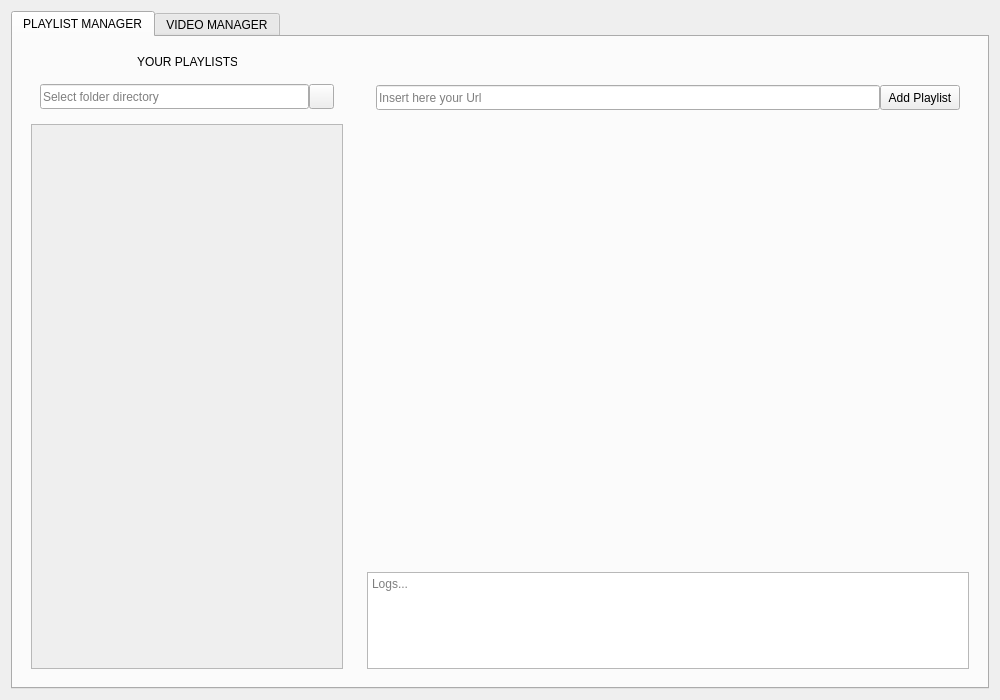
Qt form main.ui (VitoCammarata/YTManager) before a commit.
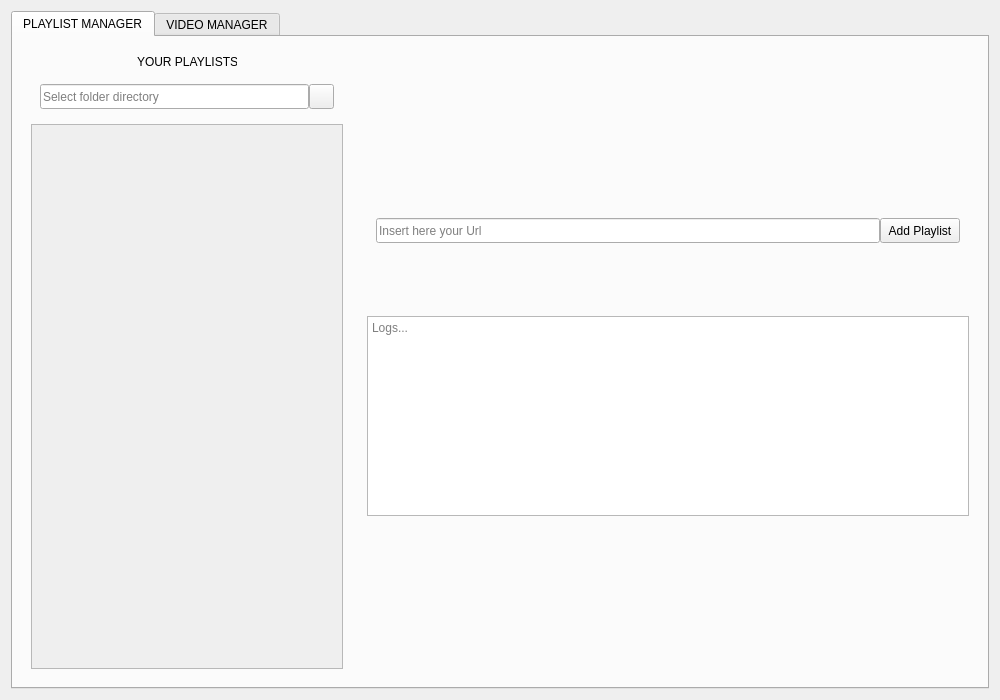
The same form after that commit. Icons and pictures are not drawn.

Commit message: modified gui view and change the QTextBrowser name

```diff
--- a/main.ui
+++ b/main.ui
@@ -211,7 +211,7 @@
          </layout>
         </widget>
        </item>
-       <item alignment="Qt::AlignTop">
+       <item>
         <widget class="QStackedWidget" name="rightSide">
          <property name="minimumSize">
           <size>
@@ -236,8 +236,14 @@
            </size>
           </property>
           <layout class="QVBoxLayout" name="verticalLayout_2">
+           <property name="spacing">
+            <number>0</number>
+           </property>
            <property name="topMargin">
-            <number>30</number>
+            <number>100</number>
+           </property>
+           <property name="bottomMargin">
+            <number>100</number>
            </property>
            <item>
             <widget class="QWidget" name="urlRow" native="true">
@@ -259,6 +265,12 @@
                   <height>25</height>
                  </size>
                 </property>
+                <property name="maximumSize">
+                 <size>
+                  <width>16777215</width>
+                  <height>25</height>
+                 </size>
+                </property>
                 <property name="text">
                  <string/>
                 </property>
@@ -275,6 +287,12 @@
                   <height>25</height>
                  </size>
                 </property>
+                <property name="maximumSize">
+                 <size>
+                  <width>16777215</width>
+                  <height>25</height>
+                 </size>
+                </property>
                 <property name="text">
                  <string>Add Playlist</string>
                 </property>
@@ -284,24 +302,11 @@
             </widget>
            </item>
            <item>
-            <spacer name="verticalSpacer">
-             <property name="orientation">
-              <enum>Qt::Vertical</enum>
-             </property>
-             <property name="sizeHint" stdset="0">
-              <size>
-               <width>20</width>
-               <height>500</height>
-              </size>
-             </property>
-            </spacer>
-           </item>
-           <item>
-            <widget class="QTextBrowser" name="logOutput">
+            <widget class="QTextBrowser" name="logsOutput">
              <property name="maximumSize">
               <size>
                <width>16777215</width>
-               <height>150</height>
+               <height>200</height>
               </size>
              </property>
              <property name="placeholderText">
```
The commit also changes 1 other file.
